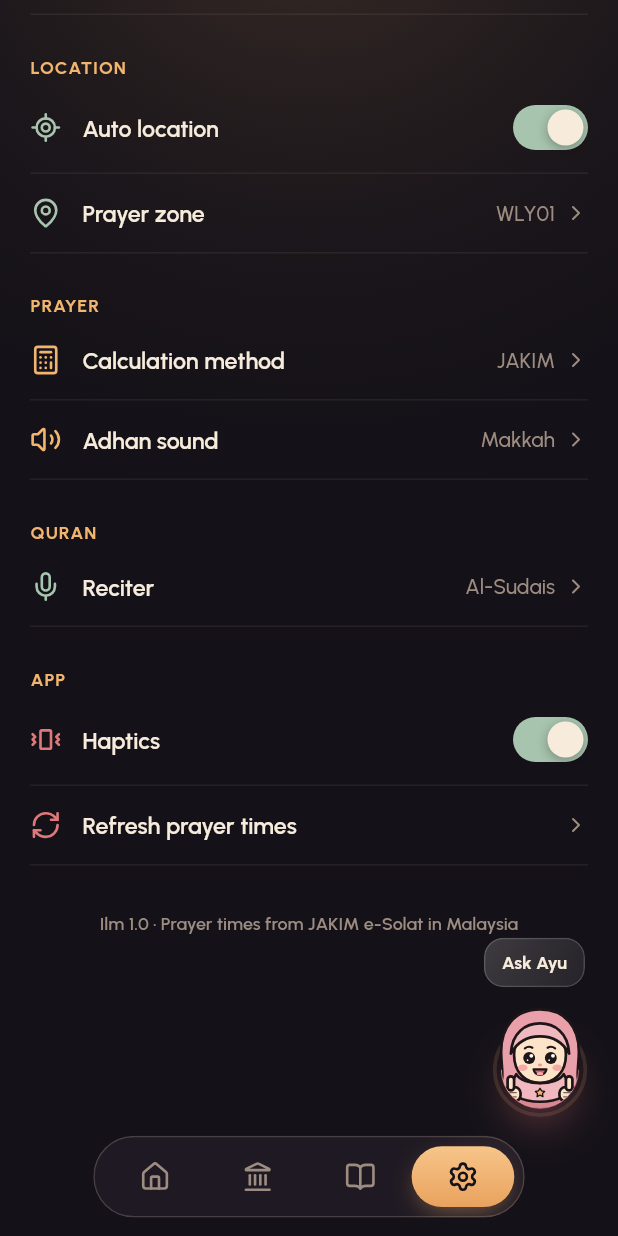
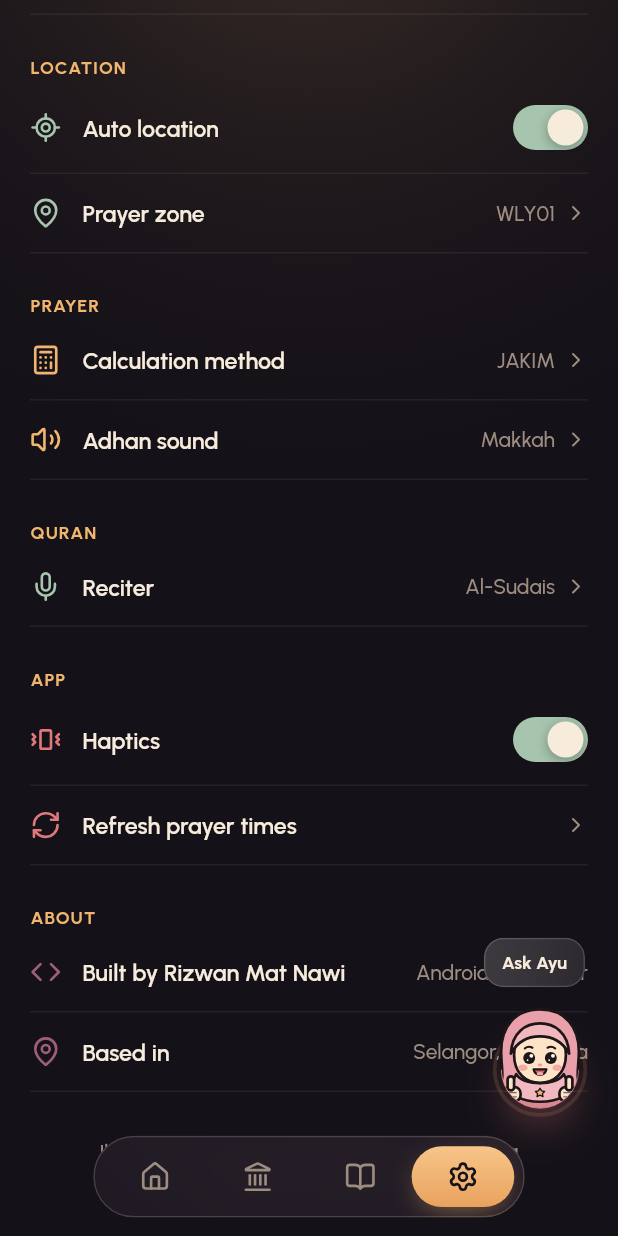
Before and after one commit to RizwanATC/ilm-islamic-companian, a Flutter app: the screen it shows after launch, item 4 of the bottom bar chosen, scrolled down 255 dp, on a phone screen of 412 x 824 dp. Run offline on Flutter 3.47's test engine with Material 3 defaults, Android fonts, the phone set to English and light mode, and no system bars; our stand-ins replace adhan, flutter_svg, geolocator, google_fonts, hijri, lucide_icons_flutter and 1 more; network calls fail; statements that could not run were skipped.

Commit message:
Add Alafasy reciter and About section from resume
Co-Authored-By: Claude Sonnet 5.5 <noreply@anthropic.com>
Claude-Session: https://claude.ai/code/session_01NNK41ATwakqB6Qk61qL7cH

```diff
--- a/lib/screens/settings_screen.dart
+++ b/lib/screens/settings_screen.dart
@@ -77,8 +77,15 @@ class SettingsScreen extends StatelessWidget {
             trailing: _Toggle(value: app.haptics, onChanged: app.setHaptics)),
         _row(LucideIcons.refreshCw, C.rose, 'Refresh prayer times',
             value: app.loading ? 'Loading…' : null, onTap: () => app.refreshTimes()),
+        _label('About'),
+        _row(LucideIcons.code, C.plum, 'Built by Rizwan Mat Nawi',
+            value: 'Android developer'),
+        _row(LucideIcons.mapPin, C.plum, 'Based in', value: 'Selangor, Malaysia'),
         const SizedBox(height: 30),
         Text('Ilm 1.0 · Prayer times from JAKIM e-Solat in Malaysia',
+            textAlign: TextAlign.center, style: T.ui(12, c: C.faint)),
+        const SizedBox(height: 4),
+        Text('Made with care in Selangor',
             textAlign: TextAlign.center, style: T.ui(12, c: C.faint)),
       ],
     );
--- a/lib/state/app_state.dart
+++ b/lib/state/app_state.dart
@@ -33,6 +33,7 @@ const reciters = [
   ('Saad Al-Ghamdi', 'Murattal · Saudi Arabia'),
   ('Maher Al-Muaiqly', 'Murattal · Makkah'),
   ('Abdul Basit Abdus Samad', 'Mujawwad · Egypt'),
+  ('Mishary Alafasy', 'Murattal · Kuwait'),
 ];
 
 class JourneyStep {
```
